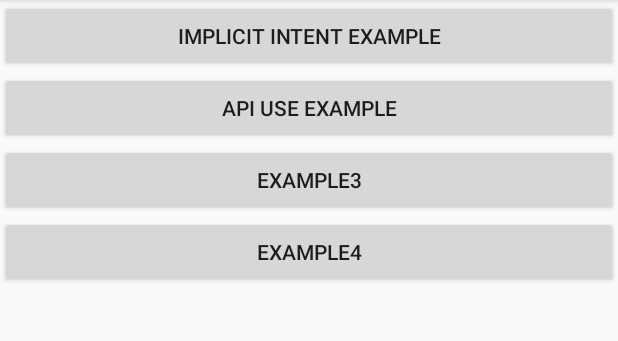
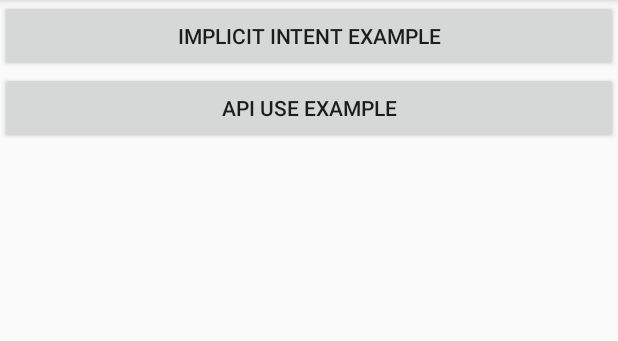
Before and after one commit to hyejin830/Android_Daily_Study, an Android app: the screen it shows after launch (MainActivity), on a phone screen of 412 x 824 dp, the part 84-425 px from its top. Run offline under Robolectric (Android 15) with nearby library versions, the phone set to English and light mode, and no system bars.

Commit message:
update day10 commit

```diff
--- a/day10/Lesson_10_0329/app/src/main/java/com/example/lesson_10_0329/MainActivity.java
+++ b/day10/Lesson_10_0329/app/src/main/java/com/example/lesson_10_0329/MainActivity.java
@@ -9,32 +9,26 @@ import android.widget.Button;
 import com.example.lesson_10_0329.example01_implicit_intent.ImplicitIntentExampleActivity;
 import com.example.lesson_10_0329.example02_api_use.ApiUseExampleActivity;
 
-public class MainActivity extends AppCompatActivity implements View.OnClickListener{
+public class MainActivity extends AppCompatActivity implements View.OnClickListener {
 
     Button btnImplicitIntentExample;
     Button btnApiUseExample;
-    Button btnExample3;
-    Button btnExample4;
 
     @Override
     protected void onCreate(Bundle savedInstanceState) {
         super.onCreate(savedInstanceState);
         setContentView(R.layout.activity_main);
 
-        btnImplicitIntentExample = (Button)findViewById(R.id.btn_implicit_intent_example);
-        btnApiUseExample = (Button)findViewById(R.id.btn_api_use_example);
-        btnExample3 = (Button)findViewById(R.id.example3);
-        btnExample4 = (Button)findViewById(R.id.example4);
+        btnImplicitIntentExample = (Button) findViewById(R.id.btn_implicit_intent_example);
+        btnApiUseExample = (Button) findViewById(R.id.btn_api_use_example);
 
         btnImplicitIntentExample.setOnClickListener(this);
         btnApiUseExample.setOnClickListener(this);
-        btnExample3.setOnClickListener(this);
-        btnExample4.setOnClickListener(this);
     }
 
     @Override
     public void onClick(View v) {
-        switch (v.getId()){
+        switch (v.getId()) {
             case R.id.btn_implicit_intent_example:
                 Intent intentImplicitIntentExample = new Intent(MainActivity.this, ImplicitIntentExampleActivity.class);
                 startActivity(intentImplicitIntentExample);
@@ -43,14 +37,6 @@ public class MainActivity extends AppCompatActivity implements View.OnClickListe
                 Intent intentApiUseExample = new Intent(MainActivity.this, ApiUseExampleActivity.class);
                 startActivity(intentApiUseExample);
                 break;
-            case R.id.example3:
-                Intent intent3 = new Intent(MainActivity.this, MainActivity.class);
-                startActivity(intent3);
-                break;
-            case R.id.example4:
-                Intent intent4 = new Intent(MainActivity.this, MainActivity.class);
-                startActivity(intent4);
-                break;
         }
     }
 }
--- a/day10/Lesson_10_0329/app/src/main/res/layout/activity_main.xml
+++ b/day10/Lesson_10_0329/app/src/main/res/layout/activity_main.xml
@@ -11,24 +11,11 @@
         android:id="@+id/btn_implicit_intent_example"
         android:layout_width="match_parent"
         android:layout_height="wrap_content"
-        android:text="implicit intent example"/>
+        android:text="implicit intent example" />
 
     <Button
         android:id="@+id/btn_api_use_example"
         android:layout_width="match_parent"
         android:layout_height="wrap_content"
-        android:text="api use example"/>
-
-    <Button
-        android:id="@+id/example3"
-        android:layout_width="match_parent"
-        android:layout_height="wrap_content"
-        android:text="example3"/>
-
-    <Button
-        android:id="@+id/example4"
-        android:layout_width="match_parent"
-        android:layout_height="wrap_content"
-        android:text="example4"/>
-
+        android:text="api use example" />
 </LinearLayout>
```
Also changed, not shown: 2 other files.
